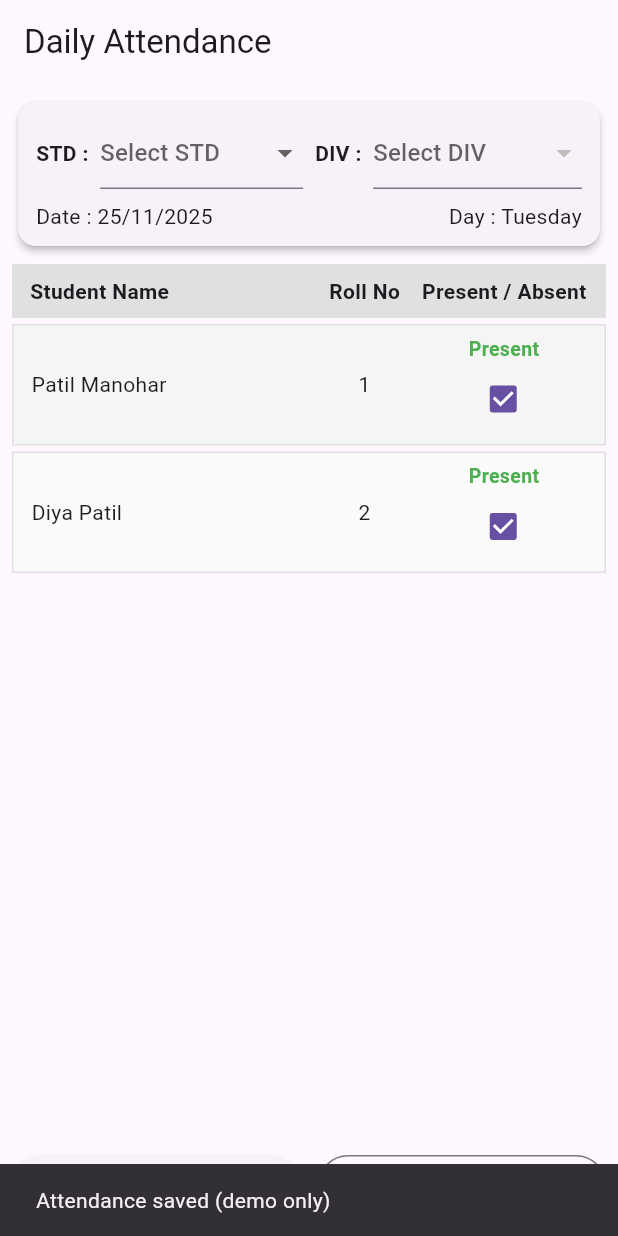
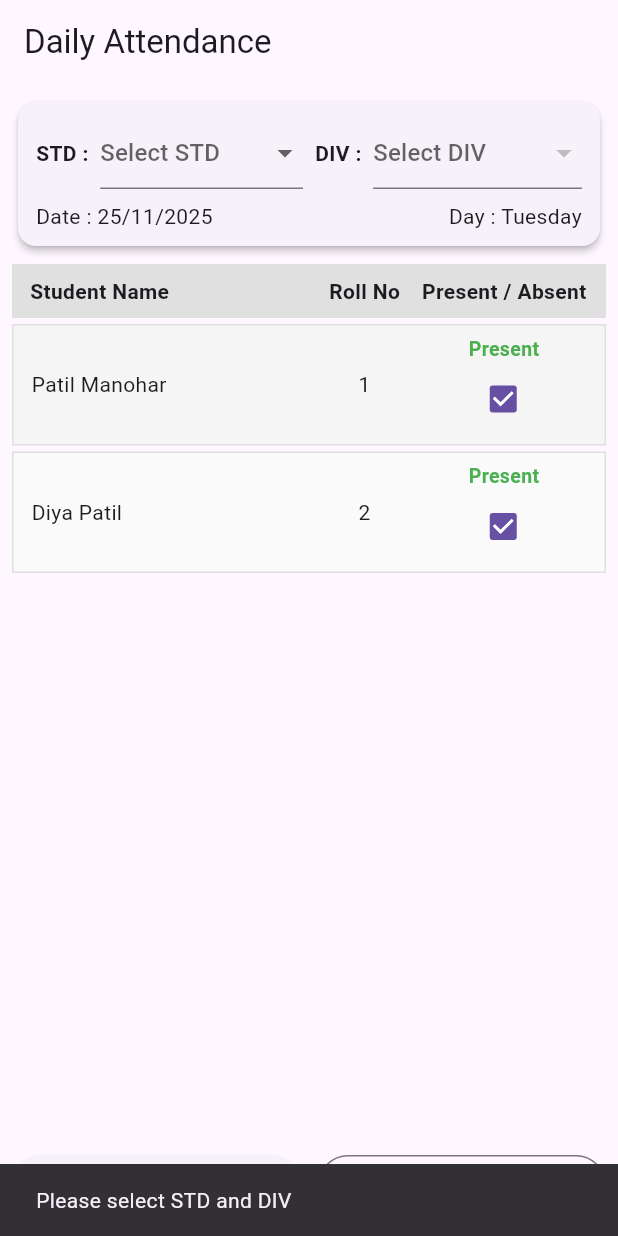
Before and after one commit to vidyakunj/vidyakunj-full-ready, a Flutter app: the screen it shows after launch, after a tap on "SAVE", on a phone screen of 412 x 824 dp. Run offline on Flutter 3.47's test engine with Material 3 defaults, Android fonts, the phone set to English and light mode, and no system bars; our stand-ins replace csv, file_picker.

Commit message:
Update new_attendance_screen.dart

```diff
--- a/lib/screens/new_attendance_screen.dart
+++ b/lib/screens/new_attendance_screen.dart
@@ -22,8 +22,18 @@ class _NewAttendanceScreenState extends State<NewAttendanceScreen> {
 
   // Demo students for now (later we will load from backend)
   final List<_StudentRow> students = [
-    _StudentRow(name: 'Patil Manohar', roll: 1, isPresent: true),
-    _StudentRow(name: 'Diya Patil', roll: 2, isPresent: true),
+    _StudentRow(
+      name: 'Patil Manohar',
+      roll: 1,
+      mobile: '8980994984',
+      isPresent: true,
+    ),
+    _StudentRow(
+      name: 'Diya Patil',
+      roll: 2,
+      mobile: '919265635968',
+      isPresent: true,
+    ),
   ];
 
   // List of STD options 1–12
@@ -56,8 +66,9 @@ class _NewAttendanceScreenState extends State<NewAttendanceScreen> {
     });
 
     try {
-      final uri =
-          Uri.parse('$SERVER_URL/divisions?std=${Uri.encodeComponent(selectedStd!)}');
+      final uri = Uri.parse(
+        '$SERVER_URL/divisions?std=${Uri.encodeComponent(selectedStd!)}',
+      );
       final res = await http.get(uri);
 
       if (res.statusCode == 200) {
@@ -90,9 +101,66 @@ class _NewAttendanceScreenState extends State<NewAttendanceScreen> {
     );
   }
 
-  void _saveAttendance() {
-    // Later: send to backend
-    _showSnack('Attendance saved (demo only)');
+  Future<void> _saveAttendance() async {
+    // Check STD & DIV selected
+    if (selectedStd == null || selectedDiv == null) {
+      _showSnack('Please select STD and DIV');
+      return;
+    }
+
+    // Collect absentees
+    final absentees = students.where((s) => !s.isPresent).toList();
+    if (absentees.isEmpty) {
+      _showSnack('No absentees marked');
+      return;
+    }
+
+    int sent = 0;
+    int failed = 0;
+
+    for (final s in absentees) {
+      try {
+        final res = await http.post(
+          Uri.parse('$SERVER_URL/send-sms'),
+          headers: {'Content-Type': 'application/json'},
+          body: jsonEncode({
+            "mobile": s.mobile.trim(),
+            "studentName": s.name.trim(),
+          }),
+        );
+
+        if (res.statusCode == 200) {
+          final data = jsonDecode(res.body);
+          final ok = data["success"] == true;
+          if (ok) {
+            sent++;
+          } else {
+            failed++;
+          }
+        } else {
+          failed++;
+        }
+      } catch (e) {
+        failed++;
+      }
+    }
+
+    if (!mounted) return;
+
+    // Show summary dialog
+    showDialog(
+      context: context,
+      builder: (ctx) => AlertDialog(
+        title: const Text('SMS Summary'),
+        content: Text('$sent SMS sent\n$failed failed'),
+        actions: [
+          TextButton(
+            onPressed: () => Navigator.of(ctx).pop(),
+            child: const Text('OK'),
+          ),
+        ],
+      ),
+    );
   }
 
   void _exitScreen() {
@@ -128,7 +196,9 @@ class _NewAttendanceScreenState extends State<NewAttendanceScreen> {
                               const Text(
                                 'STD : ',
                                 style: TextStyle(
-                                    fontWeight: FontWeight.bold, fontSize: 14),
+                                  fontWeight: FontWeight.bold,
+                                  fontSize: 14,
+                                ),
                               ),
                               const SizedBox(width: 4),
                               Expanded(
@@ -164,7 +234,9 @@ class _NewAttendanceScreenState extends State<NewAttendanceScreen> {
                               const Text(
                                 'DIV : ',
                                 style: TextStyle(
-                                    fontWeight: FontWeight.bold, fontSize: 14),
+                                  fontWeight: FontWeight.bold,
+                                  fontSize: 14,
+                                ),
                               ),
                               const SizedBox(width: 4),
                               Expanded(
@@ -232,8 +304,8 @@ class _NewAttendanceScreenState extends State<NewAttendanceScreen> {
           const SizedBox(height: 8),
 
           // TABLE HEADER
-          Padding(
-            padding: const EdgeInsets.symmetric(horizontal: 8.0),
+          Padding
+            (padding: const EdgeInsets.symmetric(horizontal: 8.0),
             child: Container(
               padding:
                   const EdgeInsets.symmetric(horizontal: 12.0, vertical: 8.0),
@@ -288,7 +360,9 @@ class _NewAttendanceScreenState extends State<NewAttendanceScreen> {
                         index.isEven ? Colors.grey.shade100 : Colors.grey[50],
                   ),
                   padding: const EdgeInsets.symmetric(
-                      horizontal: 12.0, vertical: 6.0),
+                    horizontal: 12.0,
+                    vertical: 6.0,
+                  ),
                   child: Row(
                     children: [
                       // Student name
@@ -358,7 +432,9 @@ class _NewAttendanceScreenState extends State<NewAttendanceScreen> {
               children: [
                 Expanded(
                   child: ElevatedButton(
-                    onPressed: _saveAttendance,
+                    onPressed: () {
+                      _saveAttendance();
+                    },
                     child: const Text('SAVE'),
                   ),
                 ),
@@ -381,11 +457,13 @@ class _NewAttendanceScreenState extends State<NewAttendanceScreen> {
 class _StudentRow {
   final String name;
   final int roll;
+  final String mobile;
   bool isPresent;
 
   _StudentRow({
     required this.name,
     required this.roll,
+    required this.mobile,
     this.isPresent = true,
   });
 }
```
